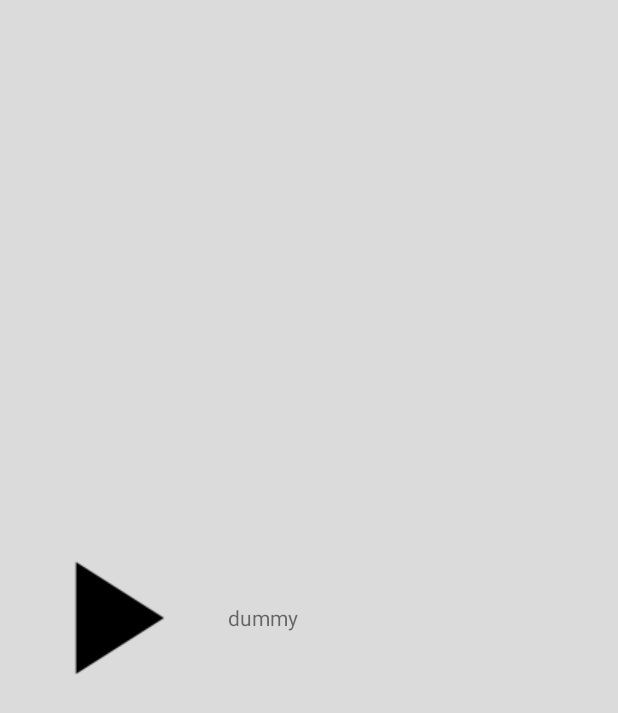
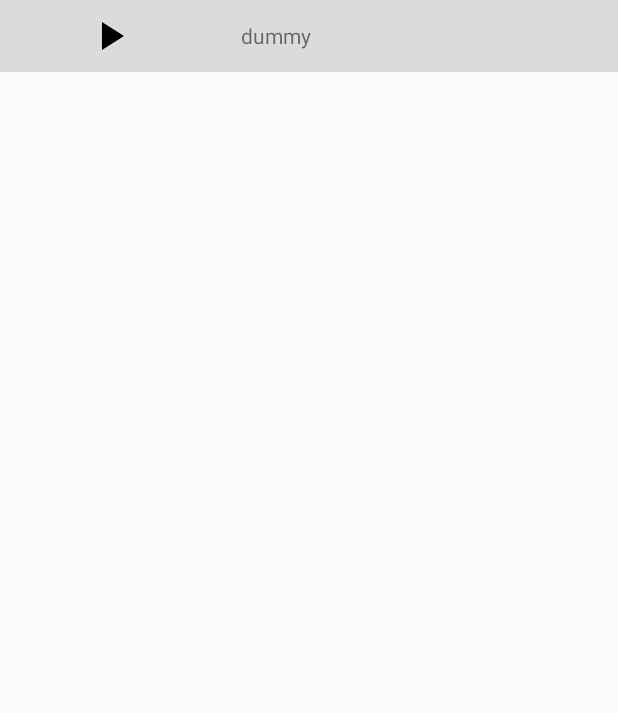
Before and after one commit to rrrongon/NavigationDrawerwithTab, an Android app: the layout custom_row.xml on its own in the app's theme, with its tools: preview values and no code run, on a phone screen of 412 x 824 dp. Shown: the top 713 px of the screen. Run offline under Robolectric (Android 15) with nearby library versions, the phone set to English and light mode, and no system bars.

```diff
--- a/app/src/main/java/com/test/iptv/adapter/listRecyclerAdapter.java
+++ b/app/src/main/java/com/test/iptv/adapter/listRecyclerAdapter.java
@@ -7,6 +7,7 @@ import android.view.View;
 import android.view.ViewGroup;
 import android.widget.ImageView;
 import android.widget.TextView;
+import android.widget.Toast;
 
 import com.test.iptv.materialdesignone.R;
 import com.test.iptv.materialdesignone.categoryDetail;
@@ -22,11 +23,13 @@ public class listRecyclerAdapter extends RecyclerView.Adapter<listRecyclerAdapte
 
     private LayoutInflater inflater;
     List<categoryDetail> data = Collections.emptyList();
+    private Context context;
 
 
     public listRecyclerAdapter(Context context , List<categoryDetail> data){
         inflater = LayoutInflater.from(context);
         this.data = data;
+        this.context = context;
     }
 
     @Override
@@ -63,6 +66,13 @@ public class listRecyclerAdapter extends RecyclerView.Adapter<listRecyclerAdapte
             super(itemView);
             title = (TextView) itemView.findViewById(R.id.customRowtitle);
             icon = (ImageView) itemView.findViewById(R.id.customRowImage);
+
+            itemView.setOnClickListener(new View.OnClickListener() {
+                @Override
+                public void onClick(View v) {
+                    Toast.makeText(context, "item clicked", Toast.LENGTH_SHORT).show();
+                }
+            });
         }
     }
 }
--- a/app/src/main/res/layout/custom_row.xml
+++ b/app/src/main/res/layout/custom_row.xml
@@ -3,7 +3,7 @@
     xmlns:android="http://schemas.android.com/apk/res/android"
     android:orientation="horizontal"
     android:layout_width="match_parent"
-    android:layout_height="match_parent"
+    android:layout_height="48dp"
     android:background="#dcdbdb">
 
     <ImageView
@@ -12,13 +12,16 @@
         android:padding="8dp"
         android:layout_gravity="center_vertical"
         android:src="@drawable/ic_play_arrow"
-        android:id="@+id/customRowImage"/>
+        android:id="@+id/customRowImage"
+        android:layout_marginLeft="1dp"
+        android:layout_marginRight="1dp"/>
 
     <TextView
         android:layout_width="wrap_content"
         android:layout_height="wrap_content"
         android:id="@+id/customRowtitle"
         android:padding="8dp"
+        android:layout_marginLeft="6dp"
         android:text="dummy"
         android:layout_gravity="center_vertical"/>
 </LinearLayout>
```
